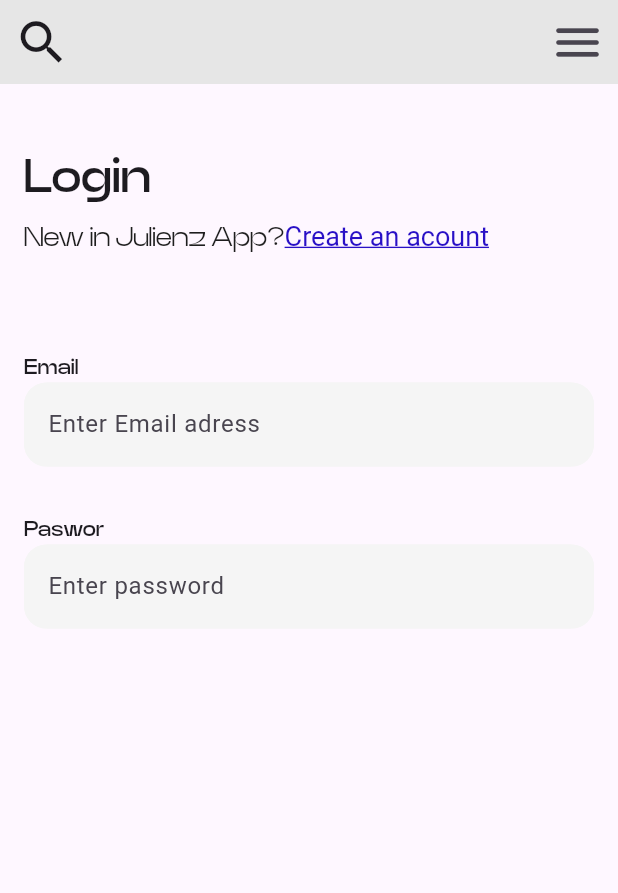
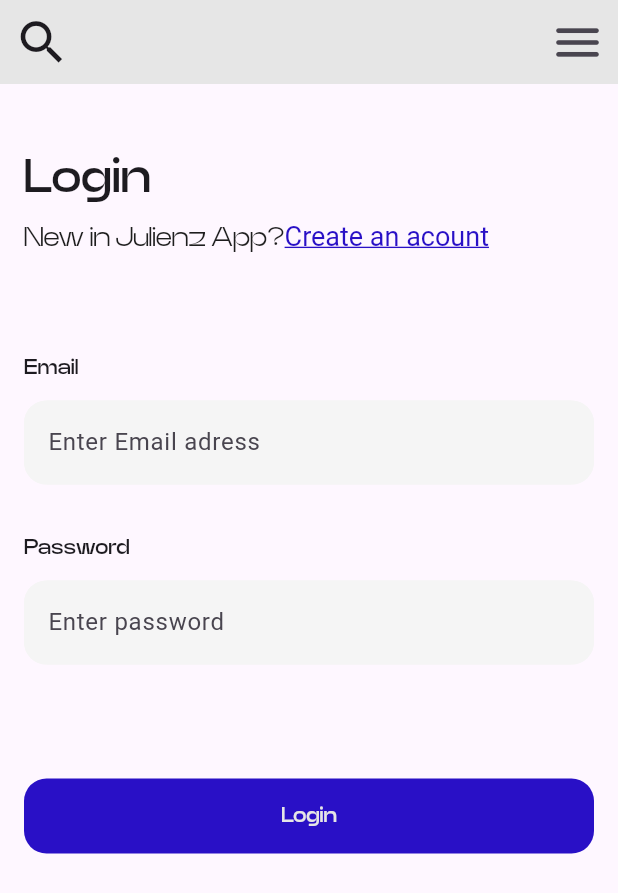
Before and after one commit to ju-lienz/login-app, a Flutter app: the screen it shows after launch, on a phone screen of 412 x 824 dp. Shown: the top 893 px of the screen. Run offline on Flutter 3.47's test engine with Material 2 defaults, Android fonts, the phone set to English and light mode, and no system bars.

Commit message:
add main button

```diff
--- a/lib/screens/home.dart
+++ b/lib/screens/home.dart
@@ -1,6 +1,7 @@
 import 'package:flutter/material.dart'; // Importación de la librería de Flutter
 import 'package:login_app/widgets/input_field.dart';
 import 'package:login_app/widgets/main_text.dart';
+import 'package:login_app/widgets/principal_button.dart';
 import 'package:login_app/widgets/secondary_text.dart';
 
 class BuildBody extends StatefulWidget {
@@ -10,8 +11,7 @@ class BuildBody extends StatefulWidget {
   });
 
   @override
-  State<BuildBody> createState() =>
-      _BuildBodyState(); // Método para crear el estado de BuildBody
+  State<BuildBody> createState() => _BuildBodyState();
 }
 
 class _BuildBodyState extends State<BuildBody> {
@@ -22,7 +22,7 @@ class _BuildBodyState extends State<BuildBody> {
         child: Column(
           crossAxisAlignment: CrossAxisAlignment.start,
           children: [
-            SizedBox(height: 35.0), // Espacio en blanco vertical
+            SizedBox(height: 35.0),
             MainText(
               text: 'Login',
             ),
@@ -30,16 +30,18 @@ class _BuildBodyState extends State<BuildBody> {
                 firstText: 'New in Julienz App?', // Primer fragmento de texto
                 hyperlinkText:
                     'Create an acount', // Segundo fragmento de texto (hipervínculo)
-                fontSize: 18), // Tamaño de fuente
-            SizedBox(height: 50.0), // Espacio en blanco vertical
+                fontSize: 18),
+            SizedBox(height: 50.0),
             InputField(
               hintText: 'Enter Email adress',
               inputName: 'Email',
             ),
             InputField(
               hintText: 'Enter password',
-              inputName: 'Paswor',
-            )
+              inputName: 'Password',
+            ),
+            SizedBox(height: 60.0),
+            PrincipalButton(),
           ],
         ),
       ),
--- a/lib/widgets/input_field.dart
+++ b/lib/widgets/input_field.dart
@@ -18,10 +18,13 @@ class InputField extends StatelessWidget {
         children: [
           Align(
             alignment: Alignment.bottomLeft,
-            child: Text(
-              inputName,
-              style: const TextStyle(
-                  fontFamily: 'Neue Power', fontWeight: FontWeight.w600),
+            child: Padding(
+              padding: const EdgeInsets.fromLTRB(0, 0, 0, 12),
+              child: Text(
+                inputName,
+                style: const TextStyle(
+                    fontFamily: 'Neue Power', fontWeight: FontWeight.w600),
+              ),
             ),
           ),
           TextField(
--- /dev/null
+++ b/lib/widgets/principal_button.dart
@@ -0,0 +1,33 @@
+import 'package:flutter/material.dart';
+import 'package:login_app/constants/colors.dart';
+
+class PrincipalButton extends StatelessWidget {
+  const PrincipalButton({
+    super.key,
+  });
+
+  @override
+  Widget build(BuildContext context) {
+    return Center(
+      child: ElevatedButton(
+        style: ElevatedButton.styleFrom(
+          backgroundColor: primaryColor,
+          elevation: 0,
+          minimumSize: const Size(600, 50),
+          shape: RoundedRectangleBorder(
+            borderRadius: BorderRadius.circular(
+                15), // Bordes redondeados // Borde personalizado
+          ),
+        ),
+        onPressed: () {},
+        child: const Text(
+          "Login",
+          style: TextStyle(
+              color: whiteColor,
+              fontFamily: 'Neue Power',
+              fontWeight: FontWeight.w600),
+        ),
+      ),
+    );
+  }
+}
```
